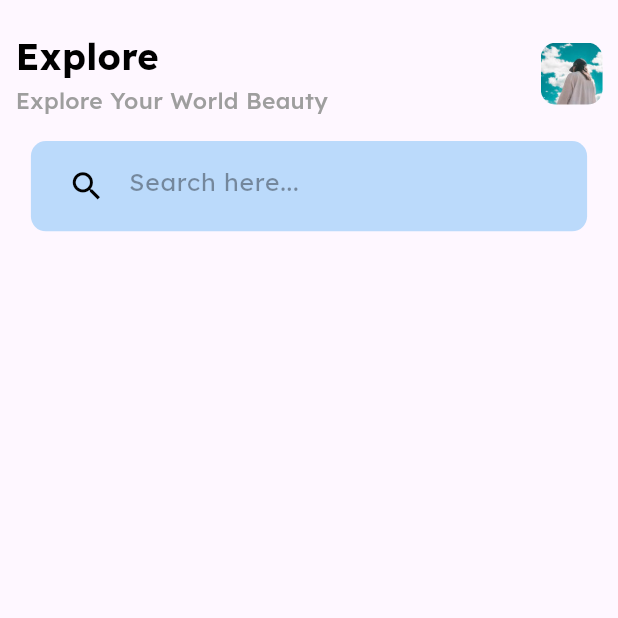
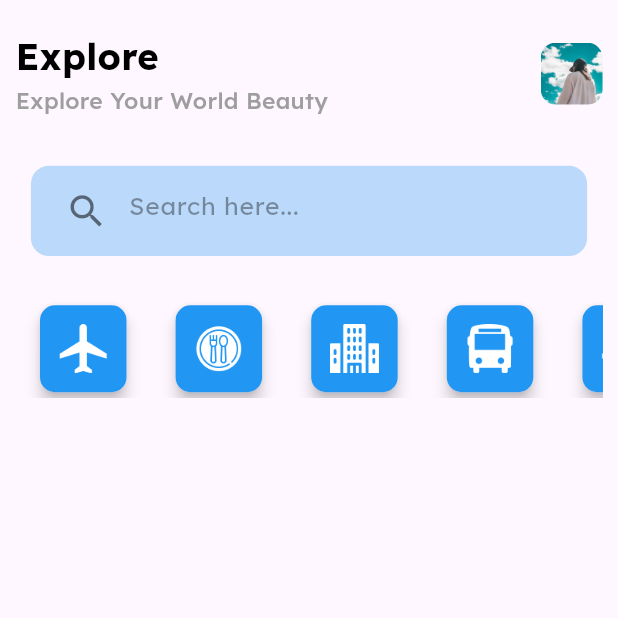
Before and after one commit to esam12/Travel-App, a Flutter app: the HomeScreen screen opened directly, on a phone screen of 412 x 824 dp, the top half of it. Run offline on Flutter 3.47's test engine with Material 2 defaults, Android fonts, the phone set to English and light mode, and no system bars; our stand-ins replace animate_do, google_fonts.

Commit message:
06.06.2023

```diff
--- /dev/null
+++ b/lib/utils/constants.dart
@@ -0,0 +1,10 @@
+List iconImages = [
+  'assets/images/flight.png',
+  'assets/images/plate.png',
+  'assets/images/condo.png',
+  'assets/images/front-of-bus.png',
+  'assets/images/flight.png',
+  'assets/images/plate.png',
+  'assets/images/condo.png',
+  'assets/images/front-of-bus.png',
+];
--- a/lib/view/screens/home_screen.dart
+++ b/lib/view/screens/home_screen.dart
@@ -1,5 +1,6 @@
 import 'package:flutter/material.dart';
 import 'package:google_fonts/google_fonts.dart';
+import 'package:travel/utils/constants.dart';
 
 class HomeScreen extends StatelessWidget {
   const HomeScreen({super.key});
@@ -56,13 +57,13 @@ class HomeScreen extends StatelessWidget {
                   )
                 ],
               ),
-              SizedBox(height: size.height * 0.02),
+              SizedBox(height: size.height * 0.04),
               Container(
                 width: size.width * 0.9,
                 height: size.height * 0.073,
                 decoration: BoxDecoration(
                   color: Colors.blue.withOpacity(0.3),
-                  borderRadius: BorderRadius.circular(10),
+                  borderRadius: BorderRadius.circular(12),
                 ),
                 child: Center(
                   child: Padding(
@@ -81,12 +82,49 @@ class HomeScreen extends StatelessWidget {
                         ),
                         prefixIcon: Icon(
                           Icons.search,
-                          size: 25,
-                          color: Colors.black,
+                          size: size.width * 0.07,
+                          color: Colors.black54,
                         ),
                       ),
                     ),
                   ),
+                ),
+              ),
+              SizedBox(height: size.height * 0.035),
+              SizedBox(
+                height: size.height * 0.08,
+                child: ListView.builder(
+                  physics: const BouncingScrollPhysics(),
+                  scrollDirection: Axis.horizontal,
+                  shrinkWrap: true,
+                  itemCount: iconImages.length,
+                  itemBuilder: (context, index) {
+                    return Padding(
+                      padding:
+                          EdgeInsets.symmetric(horizontal: size.width * 0.03),
+                      child: Card(
+                        elevation: 4,
+                        shape: RoundedRectangleBorder(
+                          borderRadius: BorderRadius.circular(10),
+                        ),
+                        child: Container(
+                            height: size.height * 0.068,
+                            width: size.width * 0.14,
+                            decoration: BoxDecoration(
+                                borderRadius: BorderRadius.circular(10),
+                                color: Colors.blue),
+                            child: Center(
+                              child: Image(
+                                color: Colors.white,
+                                height: size.height * 0.04,
+                                image: AssetImage(
+                                  iconImages[index],
+                                ),
+                              ),
+                            )),
+                      ),
+                    );
+                  },
                 ),
               ),
             ],
```
